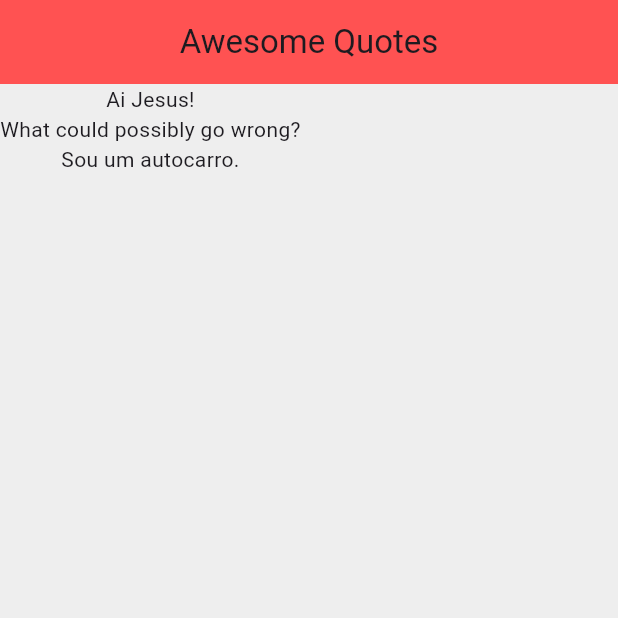
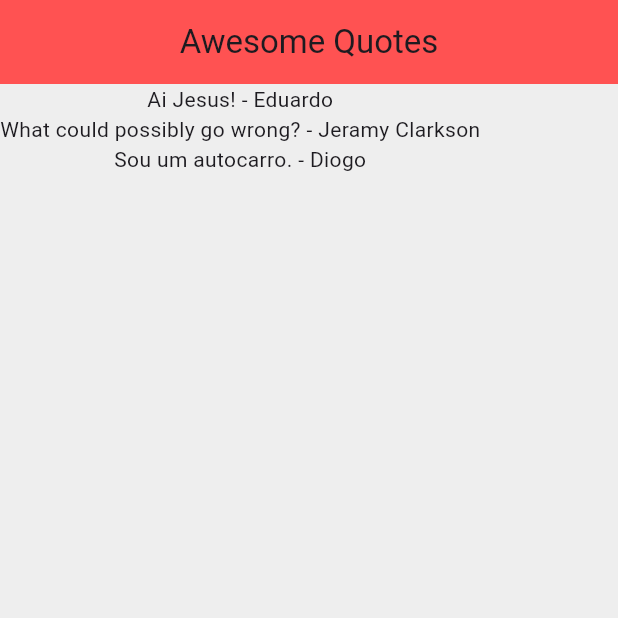
Before and after one commit to boxedition/flutter_ninja_quotes, a Flutter app: the screen it shows after launch, on a phone screen of 412 x 824 dp, the top half of it. Run offline on Flutter 3.47's test engine with Material 3 defaults, Android fonts, the phone set to English and light mode, and no system bars.

Commit message:
Fixed Author

```diff
--- a/lib/main.dart
+++ b/lib/main.dart
@@ -33,7 +33,7 @@ class _QuoteListState extends State<QuoteList> {
         backgroundColor: Colors.redAccent,
       ),
       body: Column(
-        children: quotes.map((quote) => Text(quote.text)).toList(),
+        children: quotes.map((quote) => Text('${quote.text} - ${quote.author}')).toList(),
       ),
     );
   }
```
